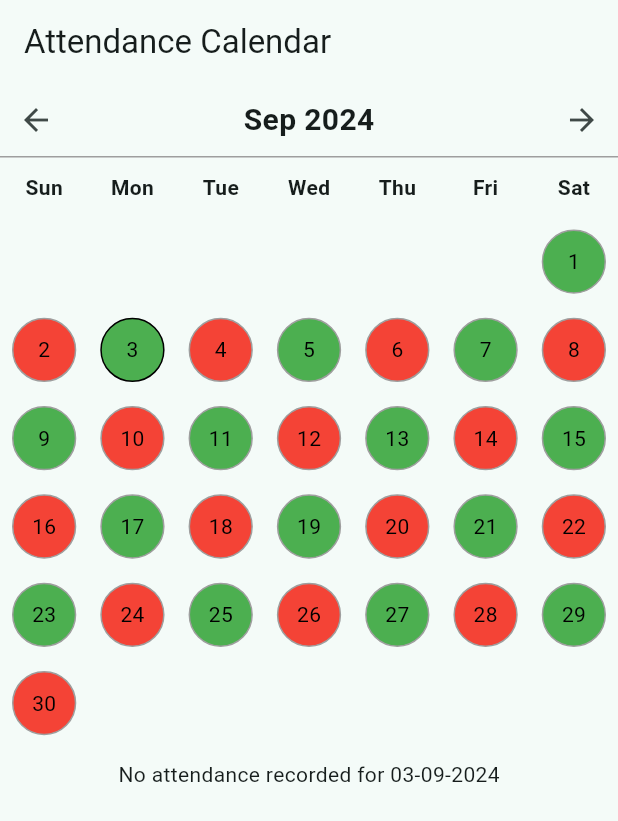
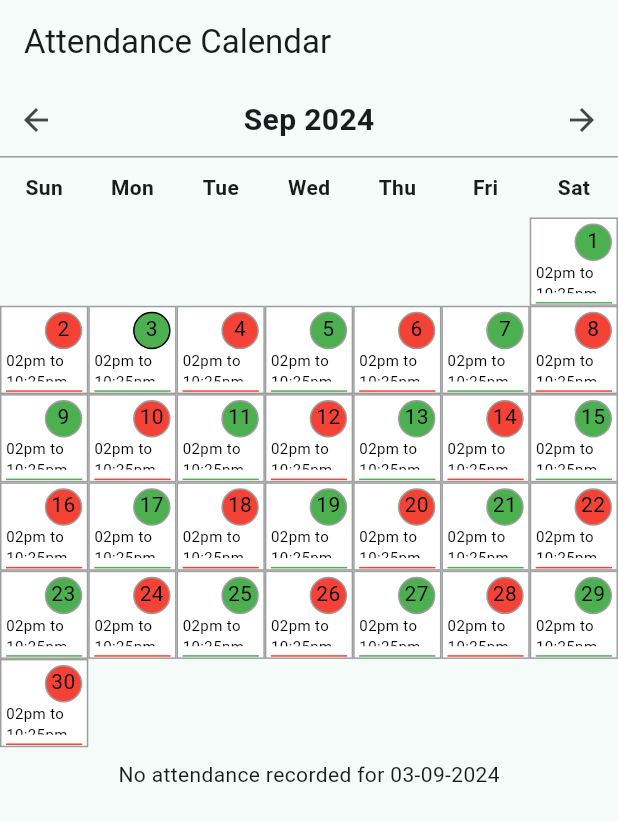
Before and after one commit to Er-Sikandar/AttendanceCusApp, a Flutter app: the screen it shows after launch, on a phone screen of 412 x 824 dp. Shown: the top 821 px of the screen. Run offline on Flutter 3.47's test engine with Material 3 defaults, Android fonts, the phone set to English and light mode, and no system bars.

Commit message:
All Dep Solved

```diff
--- a/lib/ui/AttScreen.dart
+++ b/lib/ui/AttScreen.dart
@@ -1,5 +1,3 @@
-
-
 import 'package:flutter/material.dart';
 import 'package:intl/intl.dart';
 
@@ -137,8 +135,26 @@ class _AttScreenState extends State<AttScreen> {
         });
       },
       child: Container(
-        margin: EdgeInsets.all(8),
+        color: Colors.grey,
+
+        /*decoration:BoxDecoration(
+          shape: BoxShape.rectangle,
+          color: attendanceStatus=="Absent" ? Colors.red : attendanceStatus=="Present" ? Colors.green : Colors.transparent,
+          border: Border.all(color: isSelected ? Colors.black : Colors.grey),
+        ) ,*/
+        child: Container(
+          color: Colors.white,
+          margin: EdgeInsets.all(1),
+          padding: EdgeInsets.only(top: 3,left: 3,right: 3),
           alignment: Alignment.center,
+          child: Column(
+            children: [
+              Row(
+                children: [
+                  Spacer(),
+                  Container(
+                    height: 25,
+                    width: 25,
                     decoration:BoxDecoration(
                       shape: BoxShape.circle,
                       color: attendanceStatus=="Absent" ? Colors.red : attendanceStatus=="Present" ? Colors.green : Colors.transparent,
@@ -146,8 +162,28 @@ class _AttScreenState extends State<AttScreen> {
                     ) ,
                     child: Text(
                       day.day.toString(),
+                      textAlign: TextAlign.center,
                       style: TextStyle(
                         color: Colors.black,
+                      ),
+                    ),
+                  ),
+                ],
+              ),
+              Expanded(
+                flex: 4,
+                child: Text("02pm to 10:25pm \n abs",
+                  style: TextStyle(
+                    color: Colors.black,fontSize: 10,
+                  ),
+                ),
+              ),
+              Spacer(),
+              Divider(height: 2,
+                color: attendanceStatus=="Absent" ? Colors.red : attendanceStatus=="Present" ? Colors.green : Colors.transparent,
+              ),
+
+            ],
           ),
         ),
       ),
```
Also changed, not shown: pubspec.lock. Lines whose indentation alone changed are shown as unchanged.
